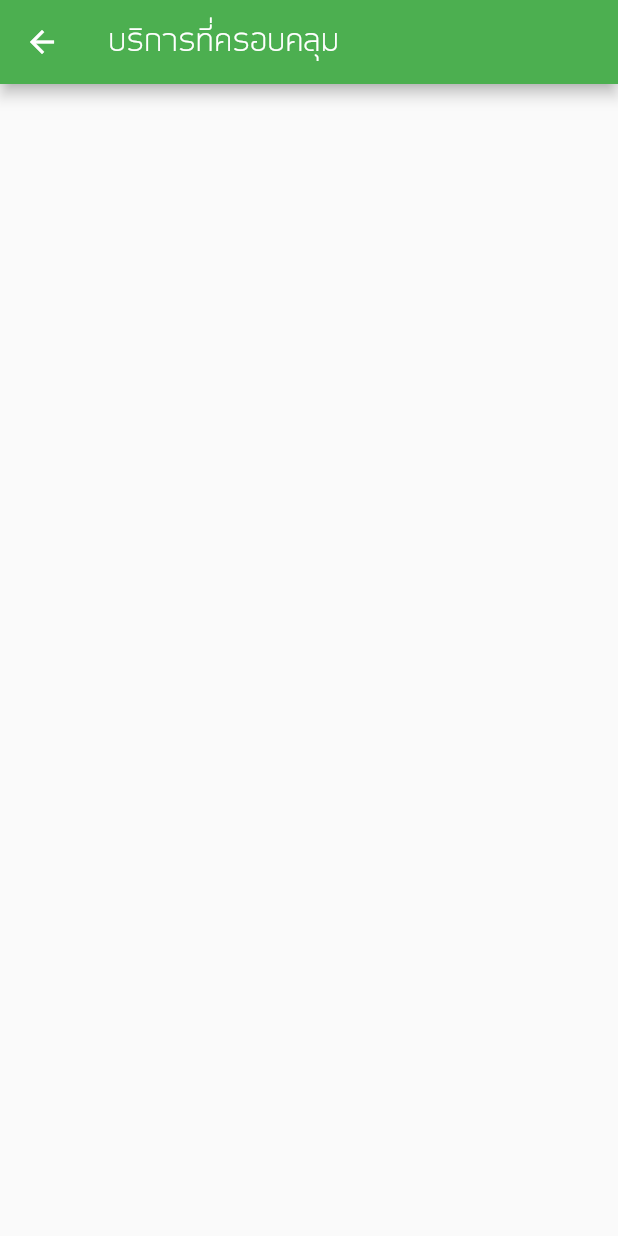
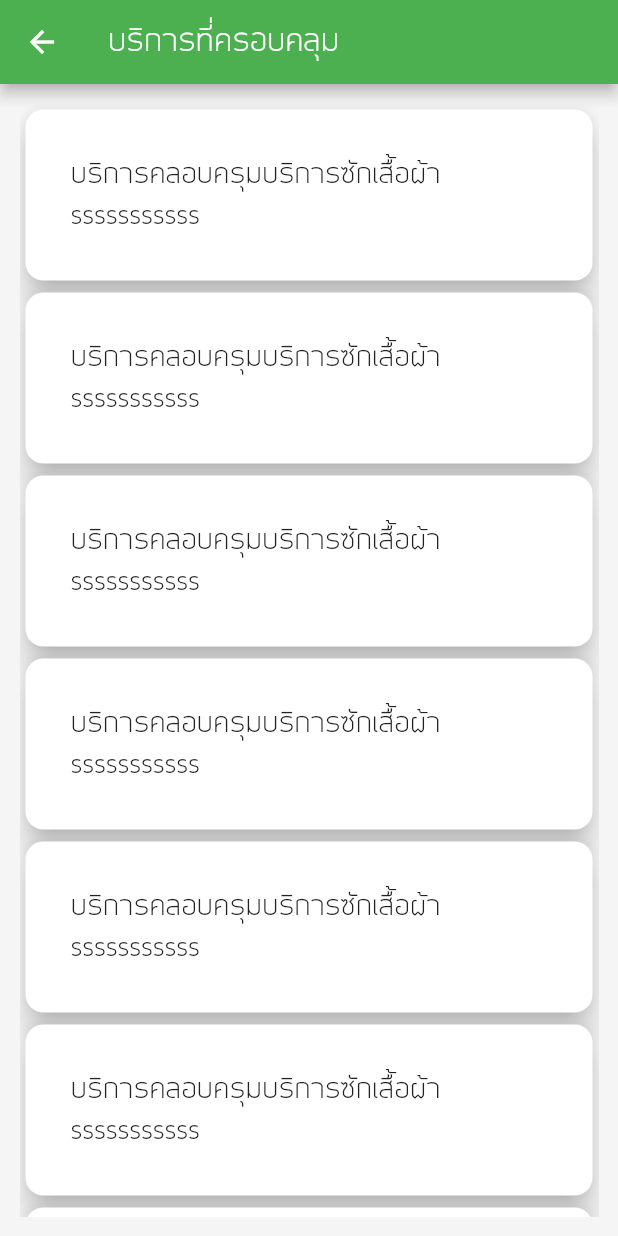
Before and after one commit to ReemWSW/MaidService, a Flutter app: the WashDeatailScreen screen opened directly, on a phone screen of 412 x 824 dp. Run offline on Flutter 3.47's test engine with Material 2 defaults, Android fonts, the phone set to English and light mode, and no system bars; our stand-ins replace date_time_picker, get.

Commit message:
create card detail

```diff
--- a/lib/pages/wash/views/wash_detail_screen.dart
+++ b/lib/pages/wash/views/wash_detail_screen.dart
@@ -5,6 +5,46 @@ class WashDeatailScreen extends StatelessWidget {
 
   @override
   Widget build(BuildContext context) {
-    return Scaffold(appBar: AppBar(title: const Text('บริการที่ครอบคลุม')));
+    return Scaffold(
+      backgroundColor: Colors.grey[100],
+      appBar: AppBar(
+        title: const Text('บริการที่ครอบคลุม'),
+      ),
+      body: Padding(
+        padding: const EdgeInsets.all(13.0),
+        child: ListView.builder(
+            itemCount: 10,
+            itemBuilder: (BuildContext context, int index) {
+              return Card(
+                color: Colors.white,
+                shape: RoundedRectangleBorder(
+                  borderRadius: BorderRadius.circular(12.0),
+                ),
+                elevation: 8,
+                child: Container(
+                  padding: const EdgeInsets.all(30),
+                  width: MediaQuery.of(context).size.width,
+                  child: Column(
+                    crossAxisAlignment: CrossAxisAlignment.start,
+                    children: [
+                      textDetail('บริการคลอบครุมบริการซักเสื้อผ้า'),
+                      const Text(
+                        'sssssssssss',
+                        style: TextStyle(fontSize: 18),
+                      ),
+                    ],
+                  ),
+                ),
+              );
+            }),
+      ),
+    );
+  }
+
+  Text textDetail(String text) {
+    return Text(
+      text,
+      style: const TextStyle(fontSize: 18),
+    );
   }
 }
```
